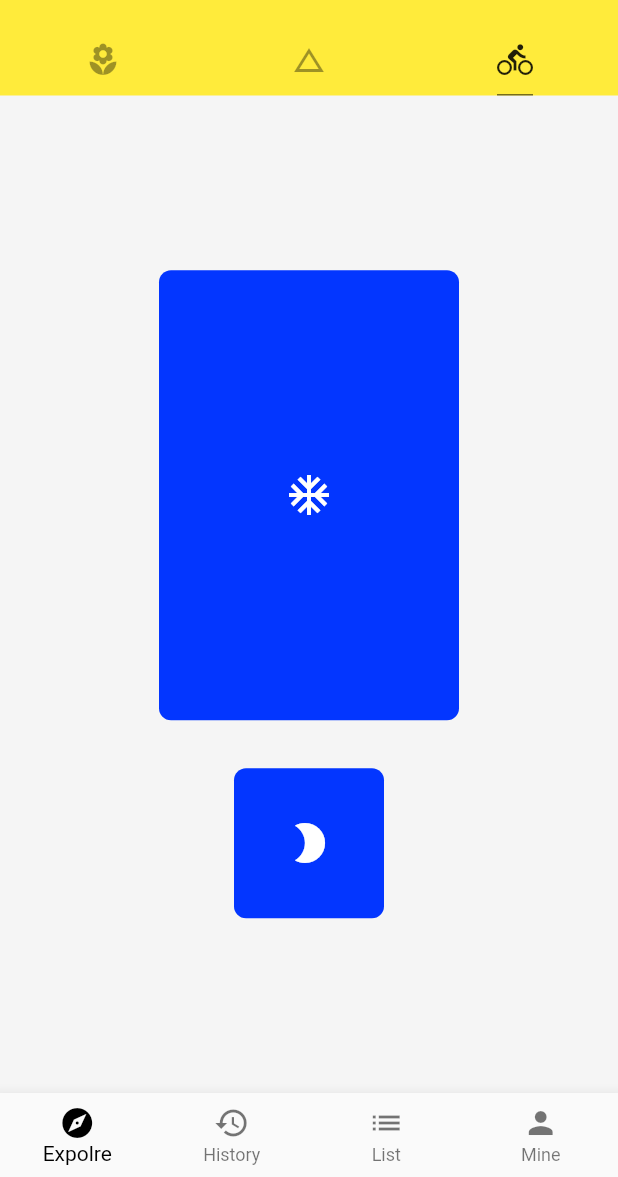
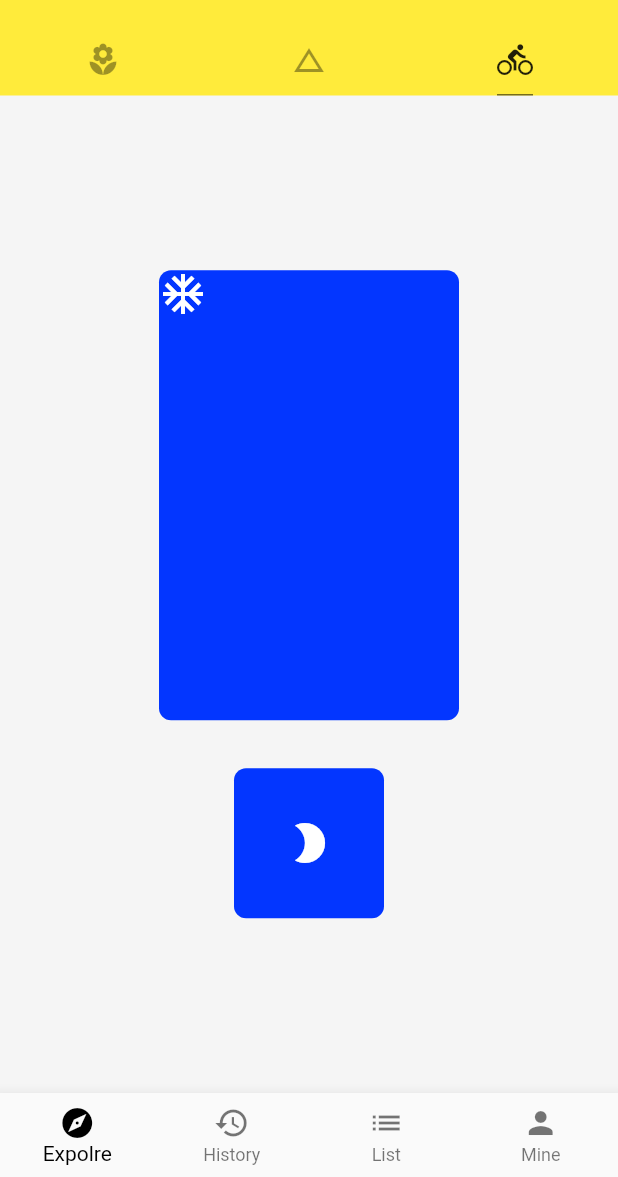
Before and after one commit to XYXiaoYuan/flutter_study, a Flutter app: the screen it shows after launch, tab 3 chosen, on a phone screen of 412 x 824 dp, the part 59-1236 px from its top. Run offline on Flutter 3.47's test engine with Material 2 defaults, Android fonts, the phone set to English and light mode, and no system bars; network calls fail.

Commit message:
Alignment：对齐

```diff
--- a/flutter_study/lib/demo/layout_demo.dart
+++ b/flutter_study/lib/demo/layout_demo.dart
@@ -11,6 +11,7 @@ class LayoutDemo extends StatelessWidget {
             width: 200.0,
             height: 300.0,
             child: Container(
+              alignment: Alignment.topLeft,
               decoration: BoxDecoration(
                 color: Color.fromRGBO(3, 54, 255, 1.0),
                 borderRadius: BorderRadius.circular(8.0)
```
